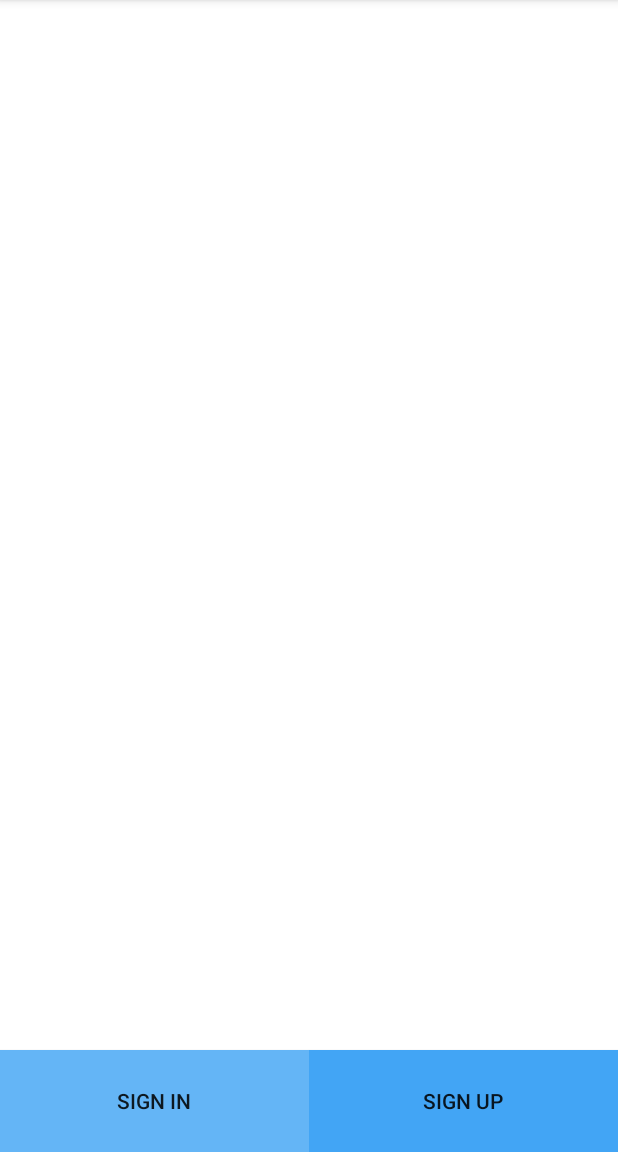
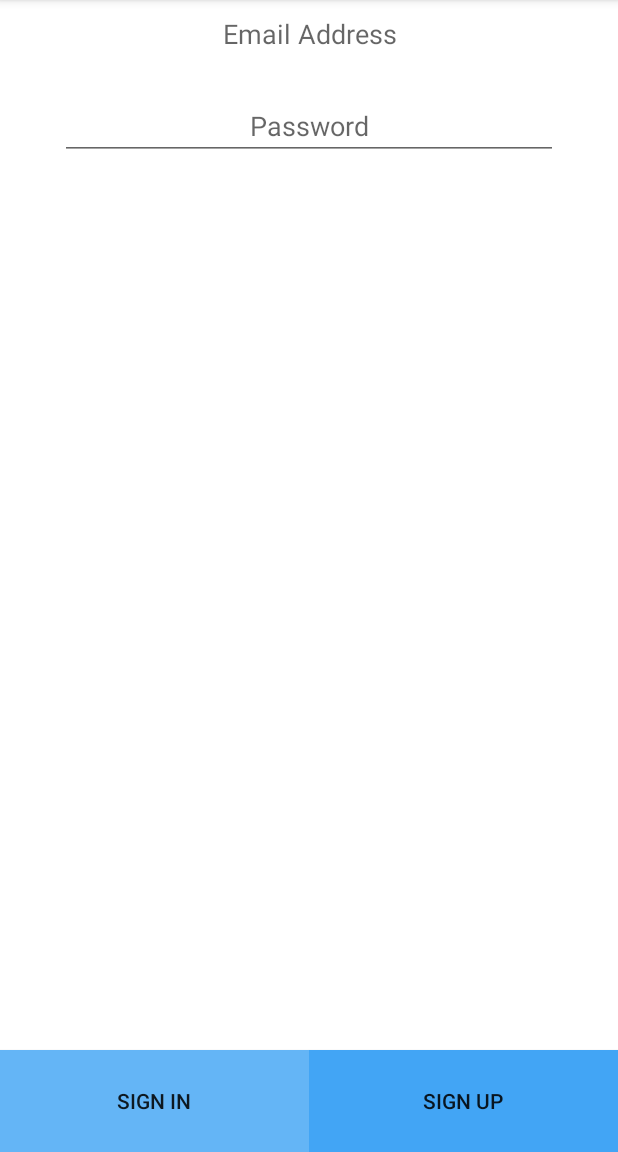
Before and after one commit to HassanNiazi/BloodBank, an Android app: the screen it shows after launch (LoginActivity), on a phone screen of 412 x 824 dp, the part 84-1236 px from its top. Run offline under Robolectric (Android 15) with nearby library versions, the phone set to English and light mode, and no system bars; our stand-ins replace Firebase (no records; nobody signed in at launch, a user with empty details on screens opened directly).

Commit message:
Email SignIn & SignUp Added

```diff
--- a/app/src/main/res/layout/activity_login.xml
+++ b/app/src/main/res/layout/activity_login.xml
@@ -32,4 +32,36 @@
         app:layout_constraintLeft_toRightOf="@+id/signInWithEmailButton"
       />
 
+    <EditText
+        android:layout_width="match_parent"
+        android:layout_height="wrap_content"
+        android:layout_marginLeft="40dp"
+        android:layout_marginRight="40dp"
+        android:inputType="textEmailAddress"
+        android:ems="10"
+        android:textAlignment="center"
+
+        android:hint="Email Address"
+        tools:layout_editor_absoluteY="78dp"
+        android:id="@+id/emailAddressText"
+        app:layout_constraintRight_toRightOf="parent"
+        app:layout_constraintLeft_toLeftOf="parent"
+        tools:ignore="MissingConstraints" />
+
+    <EditText
+        android:layout_width="match_parent"
+        android:layout_height="wrap_content"
+        android:layout_marginLeft="40dp"
+        android:layout_marginRight="40dp"
+        android:inputType="textPassword"
+        android:textAlignment="center"
+        android:hint="Password"
+        android:ems="10"
+
+        android:id="@+id/passwordText"
+        app:layout_constraintRight_toRightOf="parent"
+        android:layout_marginTop="16dp"
+        app:layout_constraintTop_toBottomOf="@+id/emailAddressText"
+        app:layout_constraintLeft_toLeftOf="parent" />
+
 </android.support.constraint.ConstraintLayout>
```
Also changed, not shown: app/src/main/java/com/example/hash/bloodbank/LoginActivity.java (+109 -3 lines).
